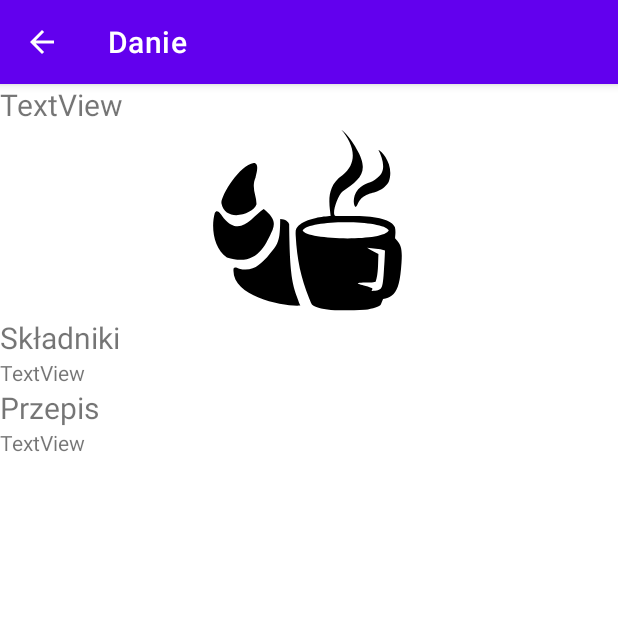
After one commit to piby/CookHook, an Android app: the DishActivity screen opened directly, with no data from a screen before it, on a phone screen of 412 x 824 dp, the top half of it. The commit adds this screen. Run offline under Robolectric (Android 15) with nearby library versions, the phone set to English and light mode, and no system bars.

Commit message:
resolved crash; started working on dish activity

```diff
--- /dev/null
+++ b/app/src/main/java/com/example/cookhook/DishActivity.kt
@@ -0,0 +1,35 @@
+package com.example.cookhook
+
+import androidx.appcompat.app.AppCompatActivity
+import android.os.Bundle
+import android.widget.TextView
+
+class DishActivity : AppCompatActivity() {
+    override fun onCreate(savedInstanceState: Bundle?) {
+        super.onCreate(savedInstanceState)
+        setContentView(R.layout.activity_dish)
+
+        var photoName: String? = ""
+        val bundle: Bundle? = intent.extras
+        if (bundle != null) {
+            photoName = bundle.getString("photo")
+
+            val dishNameTextView = findViewById<TextView>(R.id.dishName)
+            dishNameTextView.text = bundle.getString("name")
+
+            // TODO load photo
+
+            // TODO print ingredients
+            val dishIngredientsTextView = findViewById<TextView>(R.id.dishIngredients)
+            dishIngredientsTextView.text = bundle.getString("ingredients")
+
+            // TODO print recipe
+        }
+
+        val actionBar = supportActionBar
+        actionBar?.title = "Danie"
+        actionBar?.setDisplayHomeAsUpEnabled(true)
+
+        // TODO display photo and print all text
+    }
+}
--- /dev/null
+++ b/app/src/main/res/layout/activity_dish.xml
@@ -0,0 +1,56 @@
+<?xml version="1.0" encoding="utf-8"?>
+<androidx.constraintlayout.widget.ConstraintLayout xmlns:android="http://schemas.android.com/apk/res/android"
+    xmlns:app="http://schemas.android.com/apk/res-auto"
+    xmlns:tools="http://schemas.android.com/tools"
+    android:layout_width="match_parent"
+    android:layout_height="match_parent"
+    tools:context=".DishActivity">
+
+    <LinearLayout
+        android:layout_width="409dp"
+        android:layout_height="729dp"
+        android:orientation="vertical"
+        tools:layout_editor_absoluteX="1dp"
+        tools:layout_editor_absoluteY="1dp">
+
+        <TextView
+            android:id="@+id/dishName"
+            android:layout_width="match_parent"
+            android:layout_height="wrap_content"
+            android:text="TextView"
+            android:textSize="20sp" />
+
+        <ImageView
+            android:id="@+id/imageView"
+            android:layout_width="match_parent"
+            android:layout_height="wrap_content"
+            app:srcCompat="@drawable/ic_breakfast" />
+
+        <TextView
+            android:id="@+id/textView2"
+            android:layout_width="match_parent"
+            android:layout_height="wrap_content"
+            android:text="Składniki"
+            android:textSize="20sp" />
+
+        <TextView
+            android:id="@+id/dishIngredients"
+            android:layout_width="match_parent"
+            android:layout_height="wrap_content"
+            android:text="TextView" />
+
+        <TextView
+            android:id="@+id/textView3"
+            android:layout_width="match_parent"
+            android:layout_height="wrap_content"
+            android:text="Przepis"
+            android:textSize="20sp" />
+
+        <TextView
+            android:id="@+id/dishRecipe"
+            android:layout_width="match_parent"
+            android:layout_height="wrap_content"
+            android:text="TextView" />
+
+    </LinearLayout>
+</androidx.constraintlayout.widget.ConstraintLayout>
--- a/app/src/main/res/layout/activity_list.xml
+++ b/app/src/main/res/layout/activity_list.xml
@@ -11,6 +11,7 @@
         android:layout_width="match_parent"
         android:layout_height="wrap_content"
         tools:layout_editor_absoluteX="10dp"
-        tools:layout_editor_absoluteY="10dp" />
+        tools:layout_editor_absoluteY="10dp"
+        tools:ignore="MissingConstraints" />
 
 </androidx.constraintlayout.widget.ConstraintLayout>
--- a/app/src/main/res/values/strings.xml
+++ b/app/src/main/res/values/strings.xml
@@ -1,6 +1,10 @@
 <resources>
     <string name="app_name">CookHook</string>
-	<string name="title_activity_list">ListActivity</string>
+    <string name="title_activity_list">ListActivity</string>
+    <string name="breakfast">Śniadanie</string>
+    <string name="soup">Zupa</string>
+    <string name="dinner">Danie główne</string>
+    <string name="desert">Deser</string>
     <string name="large_text">
         "Dlugi text.\n\n"
 
--- a/app/src/main/res/values/themes.xml
+++ b/app/src/main/res/values/themes.xml
@@ -12,7 +12,14 @@
         <!-- Status bar color. -->
         <item name="android:statusBarColor" tools:targetApi="l">?attr/colorPrimaryVariant</item>
         <!-- Customize your theme here. -->
+    </style>
+
+    <style name="Theme.CookHook.NoActionBar">
         <item name="windowActionBar">false</item>
         <item name="windowNoTitle">true</item>
     </style>
+
+    <style name="Theme.CookHook.AppBarOverlay" parent="ThemeOverlay.AppCompat.Dark.ActionBar" />
+
+    <style name="Theme.CookHook.PopupOverlay" parent="ThemeOverlay.AppCompat.Light" />
 </resources>
```
Also changed, not shown: app/src/main/AndroidManifest.xml (+11 -2 lines), app/src/main/java/com/example/cookhook/ListActivity.kt (+39 -15 lines), app/src/main/java/com/example/cookhook/MainActivity.kt (+14 -26 lines).
